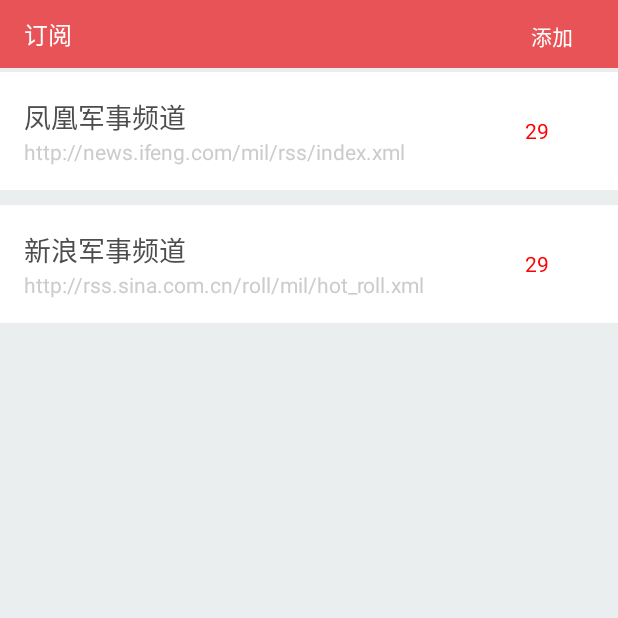
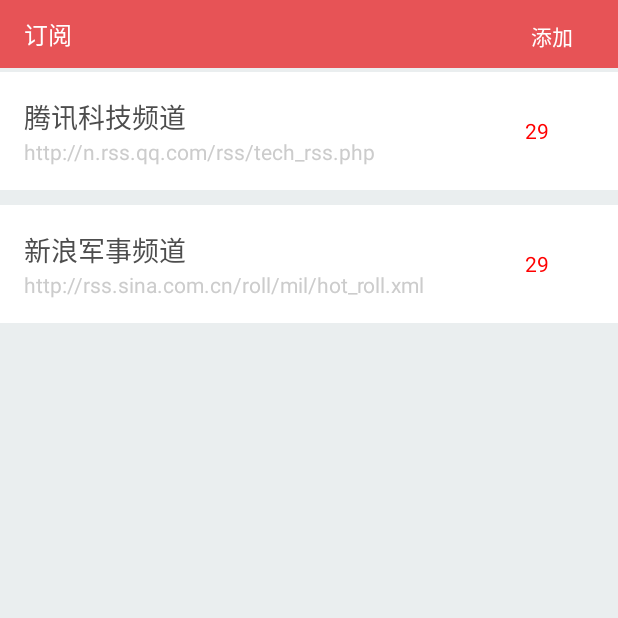
Before and after one commit to Huangbin1234/RssAIPro, an Android app: the screen it shows after launch (MainActivity), after a tap on "订阅", on a phone screen of 412 x 824 dp, the top half of it. Run offline under Robolectric (Android 15) with nearby library versions, the phone set to English and light mode, and no system bars; our stand-ins replace ButterKnife, EventBus.

```diff
--- a/app/src/main/java/com/hb/rssai/util/DateUtil.java
+++ b/app/src/main/java/com/hb/rssai/util/DateUtil.java
@@ -14,6 +14,9 @@ public class DateUtil {
      * @return
      */
     public static String showDate(Date date,String pattern){
+        if(date==null){
+            return "";
+        }
         String  dateStr=format(date,pattern);
         String year = dateStr.substring(0,4);
         Long yearNum =Long.parseLong(year);
--- a/app/src/main/java/com/hb/rssai/view/common/LoadActivity.java
+++ b/app/src/main/java/com/hb/rssai/view/common/LoadActivity.java
@@ -32,9 +32,9 @@ public class LoadActivity extends AppCompatActivity {
         new Thread(() -> {
             try {
                 RssSource rssSource = new RssSource();
-                rssSource.setName("凤凰军事频道");
+                rssSource.setName("腾讯科技频道");
                 rssSource.setId(1);
-                rssSource.setLink("http://news.ifeng.com/mil/rss/index.xml");
+                rssSource.setLink("http://n.rss.qq.com/rss/tech_rss.php");
                 LiteOrmDBUtil.insert(rssSource);
 
                 RssSource rssSource2 = new RssSource();
--- a/app/src/main/java/com/rss/util/FeedReader.java
+++ b/app/src/main/java/com/rss/util/FeedReader.java
@@ -93,7 +93,7 @@ public class FeedReader {
      * @throws Exception
      */
     public List<RSSItemBean> getContent(Website website) throws Exception {
-        String content;
+//        String content;
         List<RSSItemBean> rssList = getRss(website.getUrl());
 //        FindHtml findHtml = new FindHtml(website.getStartTag(), website.getEndTag(), website.getEncoding());
 //        for (RSSItemBean rsItem : rssList) {
```
